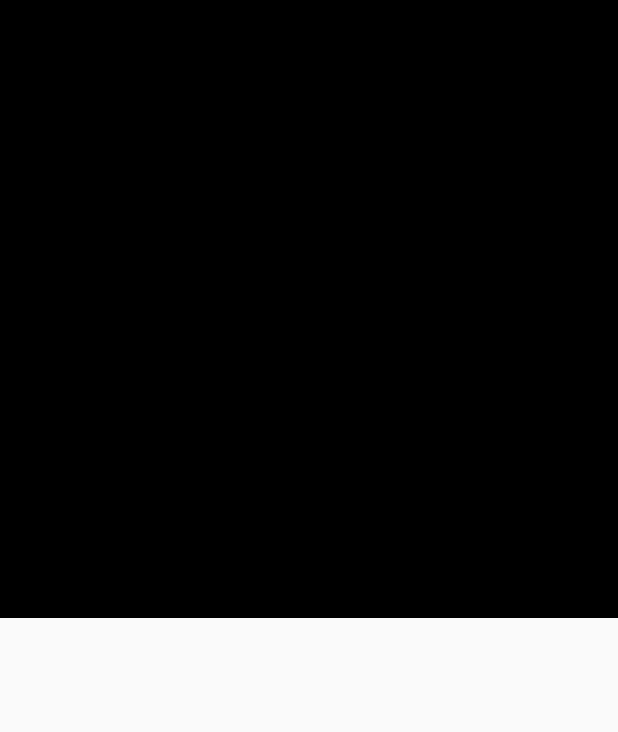
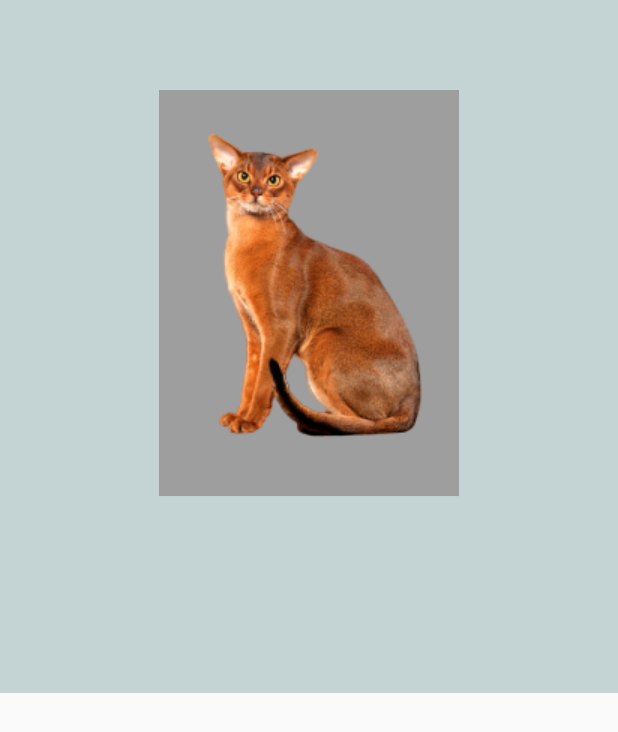
Before and after one commit to Shehan82/flutter-ui-with-drawer, a Flutter app: the screen it shows after launch, on a phone screen of 412 x 824 dp. Shown: the top 732 px of the screen. Run offline on Flutter 3.47's test engine with Material 2 defaults, Android fonts, the light colour scheme and no system bars; our stand-ins replace font_awesome_flutter, google_fonts.

Commit message:
add cat.png

```diff
--- a/lib/screens/animalDetails.dart
+++ b/lib/screens/animalDetails.dart
@@ -12,9 +12,21 @@ class _AnimalDetailsState extends State<AnimalDetails> {
       body: Stack(
         children: [
           Container(
-            height: MediaQuery.of(context).size.height / 2,
-            color: Colors.black,
-          )
+            height: (MediaQuery.of(context).size.height / 2) + 50,
+            color: Color(0xffc4d4d4),
+          ),
+          Positioned(
+              width: 200,
+              left: (MediaQuery.of(context).size.width / 2) - 100,
+              top: 60,
+              child: Container(
+                child: Container(
+                  color: Colors.grey,
+                  child: Image.asset(
+                    'assets/images/pet-cat1.png',
+                  ),
+                ),
+              ))
         ],
       ),
     );
```
